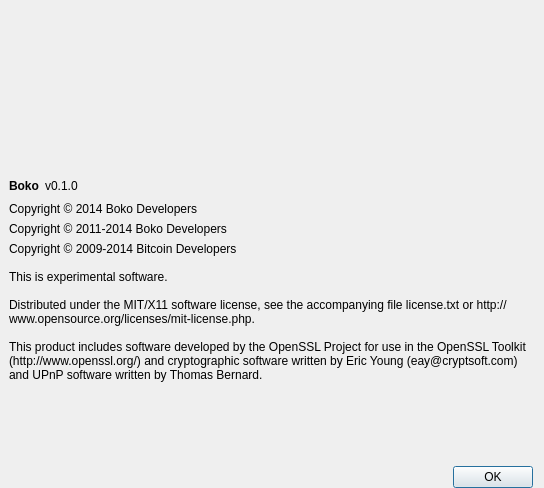
Before: the Qt Designer form src/qt/forms/aboutdialog.ui in TriptychCrypto/808, drawn with Qt 5.
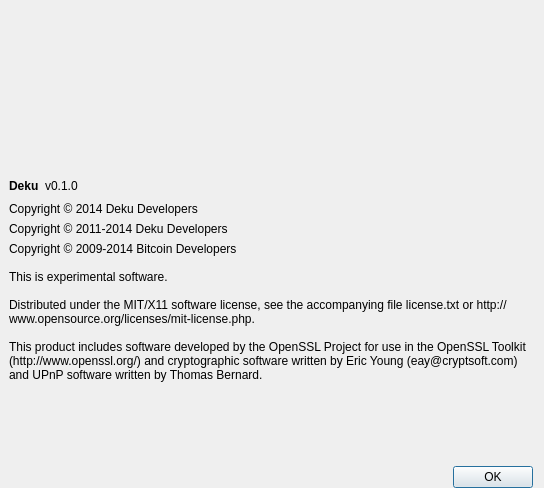
After: the same form once the commit is applied. Icons and pictures are not drawn.

```diff
--- a/src/qt/forms/aboutdialog.ui
+++ b/src/qt/forms/aboutdialog.ui
@@ -72,7 +72,7 @@
        <item>
         <widget class="QLabel" name="label">
          <property name="text">
-          <string>&lt;html&gt;&lt;head/&gt;&lt;body&gt;&lt;p&gt;&lt;span style=&quot; font-weight:600;&quot;&gt;Boko&lt;/span&gt;&lt;/p&gt;&lt;/body&gt;&lt;/html&gt;</string>
+          <string>&lt;html&gt;&lt;head/&gt;&lt;body&gt;&lt;p&gt;&lt;span style=&quot; font-weight:600;&quot;&gt;Deku&lt;/span&gt;&lt;/p&gt;&lt;/body&gt;&lt;/html&gt;</string>
          </property>
          <property name="textInteractionFlags">
           <set>Qt::LinksAccessibleByMouse|Qt::TextSelectableByKeyboard|Qt::TextSelectableByMouse</set>
@@ -110,14 +110,14 @@
      <item>
       <widget class="QLabel" name="label_4">
        <property name="text">
-        <string>Copyright © 2014 Boko Developers</string>
+        <string>Copyright © 2014 Deku Developers</string>
        </property>
       </widget>
      </item>
      <item>
       <widget class="QLabel" name="label_Boko_copyright">
        <property name="text">
-        <string>Copyright © 2011-2014 Boko Developers</string>
+        <string>Copyright © 2011-2014 Deku Developers</string>
        </property>
        <property name="wordWrap">
         <bool>true</bool>
```
Left out of the diff: 4 changed lines with no effect on the pictures.
